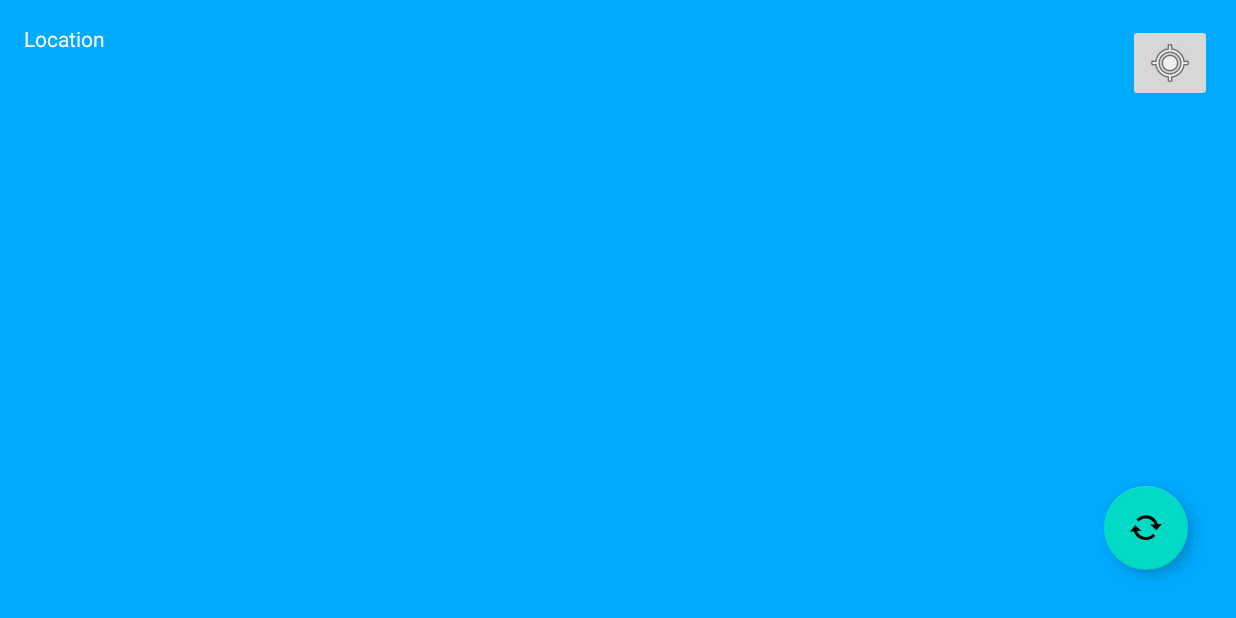
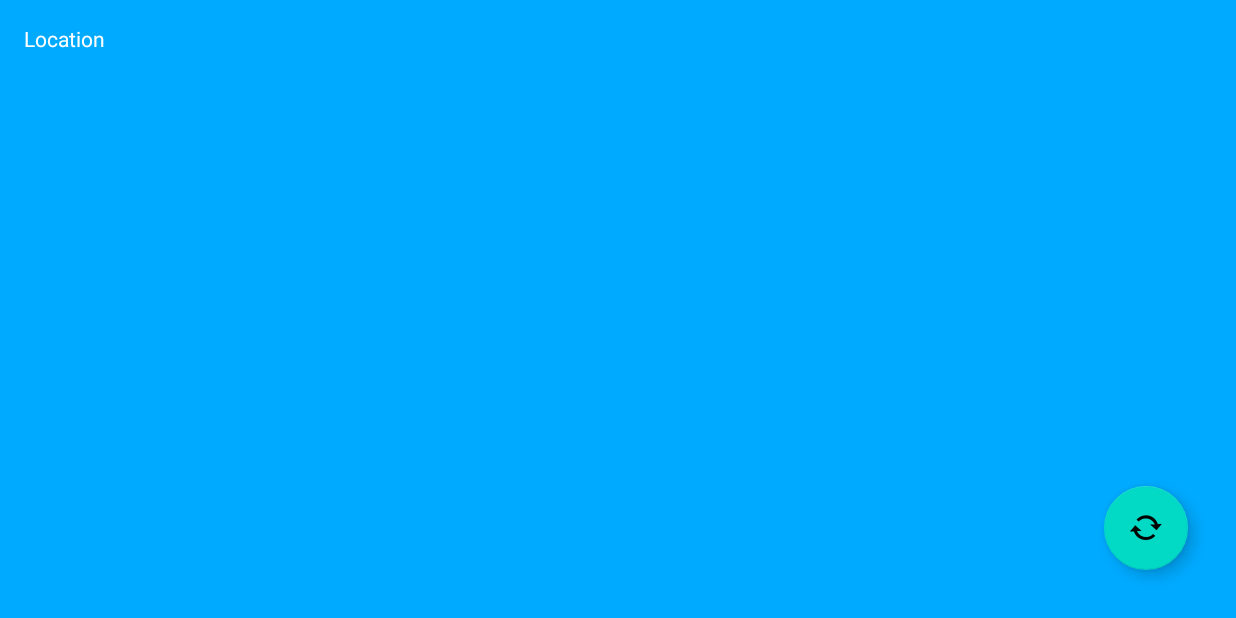
Before and after one commit to EmmaAmnesten/WeatherDisplay, an Android app: the screen it shows after launch (MainActivity), on a phone screen of 824 x 412 dp (held sideways). Run offline under Robolectric (Android 15) with nearby library versions, the phone set to English and light mode, and no system bars; 5 statements that could not run were skipped.

Commit message:
Some cleanup

```diff
--- a/app/src/main/java/com/example/weatherdisplay/MainActivity.java
+++ b/app/src/main/java/com/example/weatherdisplay/MainActivity.java
@@ -7,7 +7,6 @@ import android.os.Bundle;
 import android.os.Handler;
 import android.os.Message;
 import android.util.DisplayMetrics;
-import android.util.Log;
 import android.view.View;
 import android.view.ViewGroup;
 import android.view.ViewTreeObserver;
@@ -146,13 +145,10 @@ public class MainActivity extends AppCompatActivity {
         mFusedLocationClient.getCurrentLocation(100, cancellationToken)
                 .addOnSuccessListener(this, location -> {
                     if (location != null) {
-                        Log.d(this.getClass().getName(), "GetLocationData: Location is not null");
                         locLatitude = location.getLatitude();
                         locLongitude = location.getLongitude();
 
                         LocationAddress.getAddressFromLocation(locLatitude, locLongitude, this, new GeocoderHandler());
-                    } else {
-                        Log.d(this.getClass().getName(), "GetLocationData: Location is null");
                     }
                 });
 
--- a/app/src/main/java/com/example/weatherdisplay/WeatherPoint.java
+++ b/app/src/main/java/com/example/weatherdisplay/WeatherPoint.java
@@ -1,19 +1,14 @@
 package com.example.weatherdisplay;
 
 import android.content.Context;
-import android.graphics.Bitmap;
 import android.graphics.Color;
-import android.graphics.drawable.Drawable;
 import android.view.Gravity;
 import android.view.View;
 import android.view.ViewGroup;
 import android.widget.ImageView;
 import android.widget.LinearLayout;
-import android.widget.RelativeLayout;
 import android.widget.TextView;
 
-import java.util.Dictionary;
-import java.util.Enumeration;
 import java.util.HashMap;
 import java.util.Map;
 
--- a/app/src/main/res/layout/activity_main.xml
+++ b/app/src/main/res/layout/activity_main.xml
@@ -54,17 +54,6 @@
         app:layout_constraintEnd_toEndOf="parent"
         app:srcCompat="@android:drawable/stat_notify_sync" />
 
-    <ImageButton
-        android:id="@+id/locationButton"
-        android:layout_width="wrap_content"
-        android:layout_height="wrap_content"
-        android:layout_marginEnd="16dp"
-        android:layout_marginTop="16dp"
-        android:src="@android:drawable/ic_menu_mylocation"
-        android:text="Get location"
-        app:layout_constraintEnd_toEndOf="parent"
-        app:layout_constraintTop_toTopOf="parent" />
-
     <TextView
         android:id="@+id/LocationTextView"
         android:layout_width="wrap_content"
```
